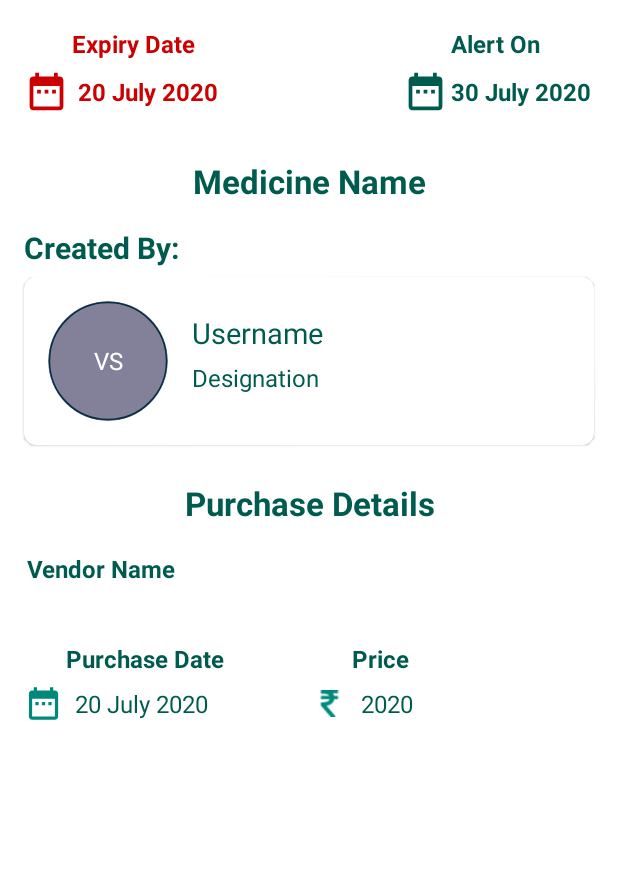
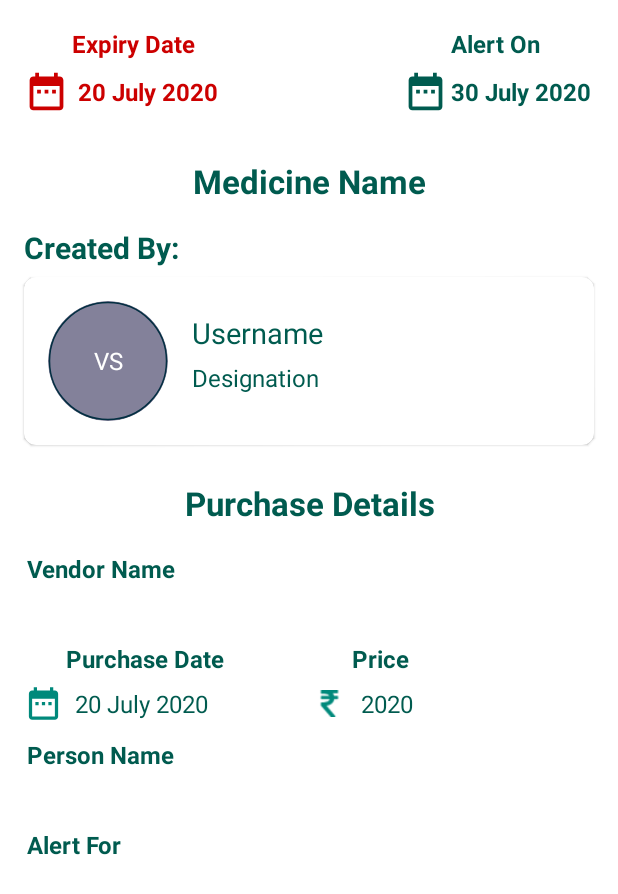
Before and after one commit to virendersran01/MediStore, an Android app: the ReminderDetailFragment screen opened through its navigation route, on a phone screen of 412 x 824 dp. Shown: the top 894 px of the screen. Run offline under Robolectric (Android 15) with nearby library versions, the phone set to English and light mode, and no system bars; pictures from the network do not load.

Commit message:
working on detail fragment.

```diff
--- a/app/src/main/res/layout/fragment_reminder_detail.xml
+++ b/app/src/main/res/layout/fragment_reminder_detail.xml
@@ -268,7 +268,55 @@
             app:layout_constraintStart_toEndOf="@id/imageRupeeIcon"
             app:layout_constraintTop_toTopOf="@id/imageRupeeIcon"/>
 
+        <TextView
+            android:id="@+id/textTitlePersonName"
+            android:layout_width="wrap_content"
+            android:layout_height="wrap_content"
+            android:layout_marginTop="8dp"
+            android:background="@android:color/white"
+            android:padding="2dp"
+            android:text="Person Name"
+            android:textColor="@color/colorPrimary"
+            android:textSize="16sp"
+            android:textStyle="bold"
+            app:layout_constraintStart_toStartOf="@id/textVendorName"
+            app:layout_constraintTop_toBottomOf="@id/imagePurchaseDateIcon" />
 
+        <TextView
+            android:id="@+id/textPersonName"
+            android:layout_width="0dp"
+            android:layout_height="wrap_content"
+            android:layout_marginTop="4dp"
+            android:layout_marginEnd="16dp"
+            android:textColor="@color/colorPrimary"
+            android:textSize="16sp"
+            app:layout_constraintEnd_toEndOf="parent"
+            app:layout_constraintStart_toStartOf="@id/textTitlePersonName"
+            app:layout_constraintTop_toBottomOf="@id/textTitlePersonName"/>
+
+
+        <TextView
+            android:id="@+id/textTitleAlertFor"
+            android:layout_width="wrap_content"
+            android:layout_height="wrap_content"
+            android:layout_marginTop="8dp"
+            android:background="@android:color/white"
+            android:padding="2dp"
+            android:text="Alert For"
+            android:textColor="@color/colorPrimary"
+            android:textSize="16sp"
+            android:textStyle="bold"
+            app:layout_constraintStart_toStartOf="@id/textPersonName"
+            app:layout_constraintTop_toBottomOf="@id/textPersonName" />
+
+        <androidx.recyclerview.widget.RecyclerView
+            android:id="@+id/listAlertFor"
+            android:layout_width="0dp"
+            android:layout_height="wrap_content"
+            app:layout_constraintBottom_toBottomOf="parent"
+            app:layout_constraintEnd_toEndOf="@id/textVendorName"
+            app:layout_constraintStart_toStartOf="@id/textTitlePersonName"
+            app:layout_constraintTop_toBottomOf="@id/textTitleAlertOn"/>
 
 
     </androidx.constraintlayout.widget.ConstraintLayout>
--- a/app/src/main/res/values/colors.xml
+++ b/app/src/main/res/values/colors.xml
@@ -1,6 +1,6 @@
 <?xml version="1.0" encoding="utf-8"?>
 <resources>
-    <color name="colorPrimaryDark">#00897b</color>
+    <color name="colorPrimaryDark">#00897b</color> //#7971ea
     <color name="colorPrimary">#005b4f</color>
     <color name="colorAccent">#4ebaaa</color>
     <color name="colorBackground">#EBEBEB</color>
```
